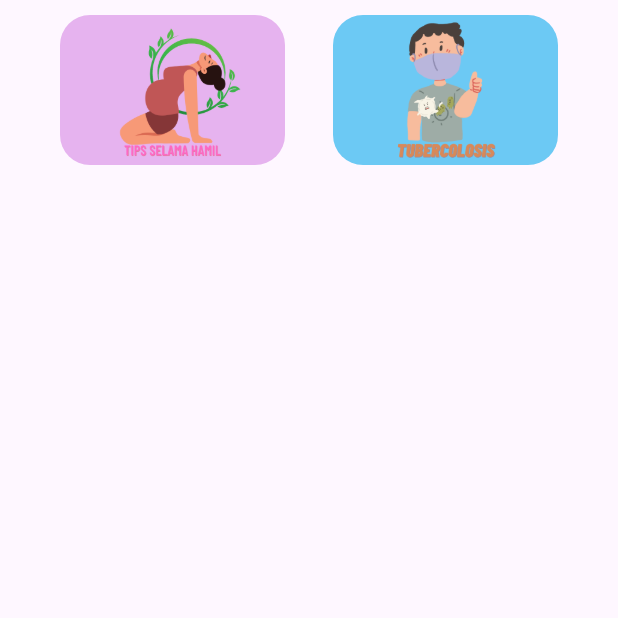
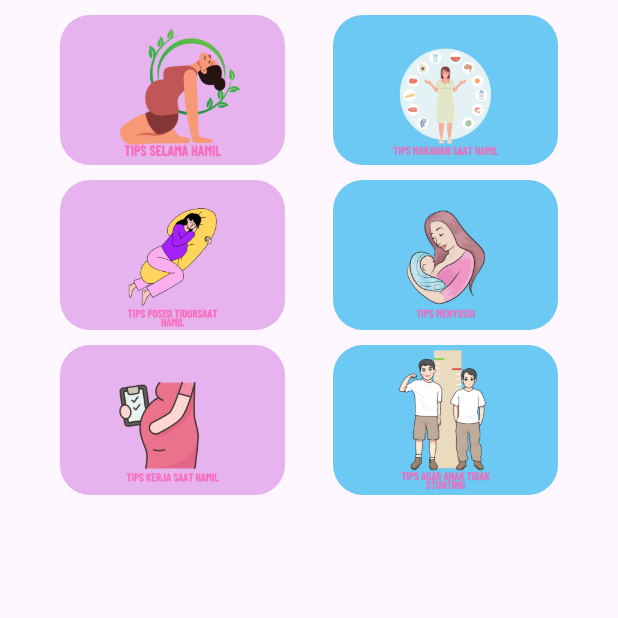
Before and after one commit to Magaretha14/002_MyPregnant-Tbc, a Flutter app: the WawasanPregnant screen opened directly, on a phone screen of 412 x 824 dp, the top half of it. Run offline on Flutter 3.47's test engine with Material 2 defaults, Android fonts, the phone set to English and light mode, and no system bars; our stand-ins replace cloud_firestore, firebase_auth, firebase_core; accounts and stored records are empty.

Commit message:
make icon button for wawasan ibu hamil

```diff
--- a/lib/main.dart
+++ b/lib/main.dart
@@ -1,14 +1,6 @@
 import 'package:firebase_core/firebase_core.dart';
 import 'package:flutter/material.dart';
-import 'package:mypregnant/splash_screen.dart';
-import 'package:mypregnant/view/homepage.dart';
-import 'package:mypregnant/view/login_page.dart';
-import 'package:mypregnant/view/pregnant/add_pregnant.dart';
-import 'package:mypregnant/view/pregnant/detailibuhamil.dart';
-import 'package:mypregnant/view/tbc/add_tbc.dart';
-import 'package:mypregnant/view/tbc/daftardata_tbc.dart';
-import 'package:mypregnant/view/tbc/detaildata_tbc.dart';
-import 'package:mypregnant/view/tbc/home_tbc.dart';
+import 'package:mypregnant/view/pregnant/wawasan_ibuhamil.dart';
 
 Future main() async {
   WidgetsFlutterBinding.ensureInitialized();
@@ -28,7 +20,7 @@ class MyApp extends StatelessWidget {
         colorScheme: ColorScheme.fromSeed(seedColor: Colors.deepPurple),
         useMaterial3: true,
       ),
-      home: LoginPage(),
+      home: WawasanPregnant(),
     );
   }
 }
--- a/lib/view/pregnant/wawasan_ibuhamil.dart
+++ b/lib/view/pregnant/wawasan_ibuhamil.dart
@@ -56,7 +56,111 @@ class _WawasanPregnantState extends State<WawasanPregnant> {
                     ),
                     child: SizedBox(
                       child: Image.asset(
-                        'images/icontbc.png',
+                        'images/saranmakananibuhamilbutton.png',
+                        height: 100,
+                        width: 150,
+                      ),
+                    ),
+                  ),
+                ),
+              ],
+            ),
+          ),
+          const SizedBox(height: 10),
+          Container(
+            child: Row(
+              mainAxisAlignment: MainAxisAlignment.center,
+              children: [
+                GestureDetector(
+                  onTap: () {
+                    // Navigator.push(
+                    //   context,
+                    //   MaterialPageRoute(builder: (context) => HomePregnant()),
+                    // );
+                  },
+                  child: Container(
+                    margin: const EdgeInsets.symmetric(horizontal: 16.0),
+                    decoration: BoxDecoration(
+                      color: Color.fromARGB(255, 230, 179, 239),
+                      borderRadius: BorderRadius.circular(20),
+                    ),
+                    child: SizedBox(
+                      child: Image.asset(
+                        'images/sarantidurbutton.png',
+                        height: 100,
+                        width: 150,
+                      ),
+                    ),
+                  ),
+                ),
+                GestureDetector(
+                  onTap: () {
+                    // Navigator.push(
+                    //   context,
+                    //   MaterialPageRoute(builder: (context) => HomeTbc()),
+                    // );
+                  },
+                  child: Container(
+                    margin: const EdgeInsets.symmetric(horizontal: 16.0),
+                    decoration: BoxDecoration(
+                      color: Color.fromARGB(255, 108, 201, 244),
+                      borderRadius: BorderRadius.circular(20),
+                    ),
+                    child: SizedBox(
+                      child: Image.asset(
+                        'images/tipsmenyusuibutton.png',
+                        height: 100,
+                        width: 150,
+                      ),
+                    ),
+                  ),
+                ),
+              ],
+            ),
+          ),
+          const SizedBox(height: 10),
+          Container(
+            child: Row(
+              mainAxisAlignment: MainAxisAlignment.center,
+              children: [
+                GestureDetector(
+                  onTap: () {
+                    // Navigator.push(
+                    //   context,
+                    //   MaterialPageRoute(builder: (context) => HomePregnant()),
+                    // );
+                  },
+                  child: Container(
+                    margin: const EdgeInsets.symmetric(horizontal: 16.0),
+                    decoration: BoxDecoration(
+                      color: Color.fromARGB(255, 230, 179, 239),
+                      borderRadius: BorderRadius.circular(20),
+                    ),
+                    child: SizedBox(
+                      child: Image.asset(
+                        'images/tipskerjasaathamidunbutton.png',
+                        height: 100,
+                        width: 150,
+                      ),
+                    ),
+                  ),
+                ),
+                GestureDetector(
+                  onTap: () {
+                    // Navigator.push(
+                    //   context,
+                    //   MaterialPageRoute(builder: (context) => HomeTbc()),
+                    // );
+                  },
+                  child: Container(
+                    margin: const EdgeInsets.symmetric(horizontal: 16.0),
+                    decoration: BoxDecoration(
+                      color: Color.fromARGB(255, 108, 201, 244),
+                      borderRadius: BorderRadius.circular(20),
+                    ),
+                    child: SizedBox(
+                      child: Image.asset(
+                        'images/stuntingbutton.png',
                         height: 100,
                         width: 150,
                       ),
```
Also changed, not shown: images/saranmakananibuhamil.png (added), images/saranmakananibuhamilbutton.png (added), images/sarantidurbumil.png (added), images/sarantidurbutton.png (added), images/stunting.png (added), images/stuntingbutton.png (added), images/tipskerjasaathamidun.png (added), images/tipskerjasaathamidunbutton.png (added), images/tipsmenyusui.png (added), images/tipsmenyusuibutton.png (added).
